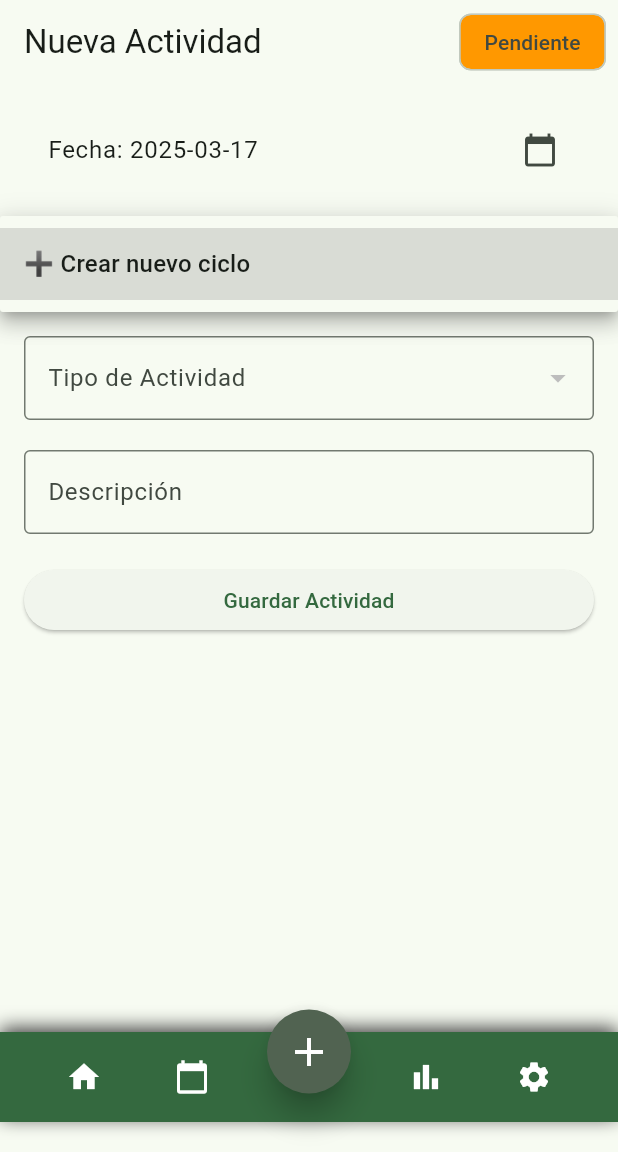
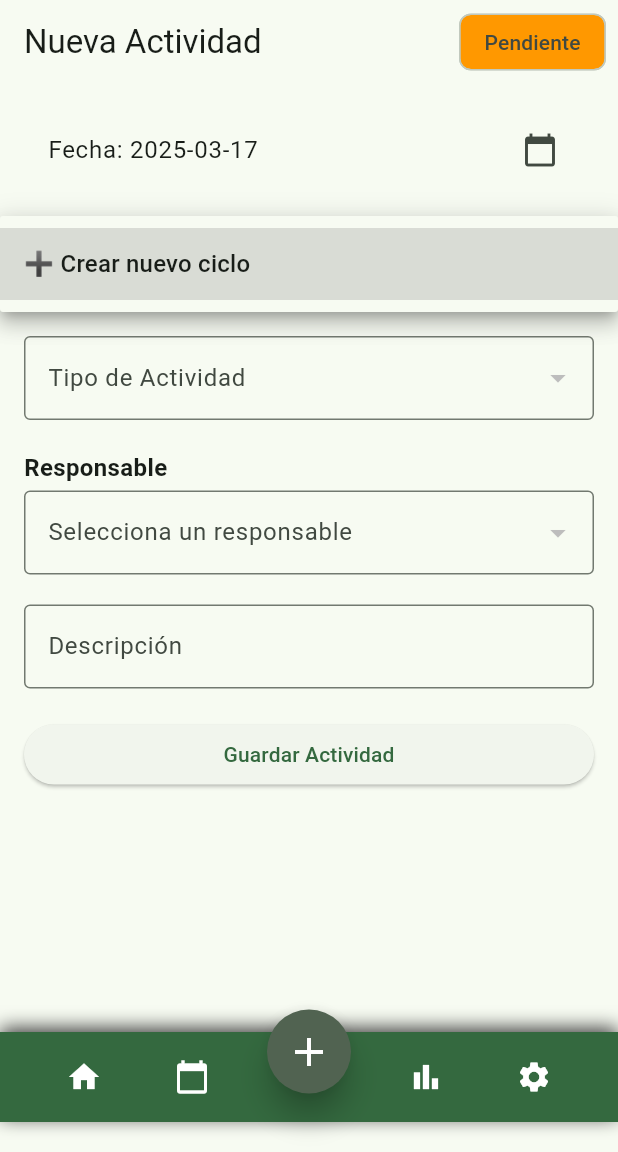
Before and after one commit to ElisaImura/SCDAA, a Flutter app: the AddActivityScreen screen opened by its route, after a tap on "Ciclo", on a phone screen of 412 x 824 dp, the part 84-1236 px from its top. Run offline on Flutter 3.47's test engine with Material 3 defaults, Android fonts, the light colour scheme and no system bars; our stand-ins replace fl_chart, flutter_typeahead, go_router, shared_preferences, table_calendar, weather_icons; accounts and stored records are empty; network calls fail.

Commit message:
Asignar usuario responsable y editar con arreglos

```diff
--- a/lib/providers/activity_provider.dart
+++ b/lib/providers/activity_provider.dart
@@ -1,3 +1,5 @@
+// ignore_for_file: avoid_print
+
 import 'package:flutter/foundation.dart';
 import 'package:mspaa/services/api_service.dart';
 
@@ -13,7 +15,9 @@ class ActivityProvider extends ChangeNotifier {
   List<Map<String, dynamic>> _actividadesRecientes = [];
   List<Map<String, dynamic>> _tareas = [];
   List<Map<String, dynamic>> _ciclosActivos = [];
+  List<Map<String, dynamic>> _usuarios = [];
 
+  bool _isLoadingUsuarios = false;
   bool isLoading = true;
   bool isLoadingVariedades = false;
 
@@ -29,6 +33,8 @@ class ActivityProvider extends ChangeNotifier {
   List<Map<String, dynamic>> get actividadesRecientes => _actividadesRecientes;
   List<Map<String, dynamic>> get tareas => _tareas;
   List<Map<String, dynamic>> get ciclosActivos => _ciclosActivos;
+  List<Map<String, dynamic>> get usuarios => _usuarios;
+  bool get isLoadingUsuarios => _isLoadingUsuarios;
 
   ActivityProvider() {
     _initData();
@@ -265,8 +271,6 @@ class ActivityProvider extends ChangeNotifier {
     try {
       final updatedActivity = await ApiService().fetchActivityById(actId);
 
-      print("Respuesta API en Provider: $updatedActivity"); // ✅ Verifica qué devuelve la API
-
       if (updatedActivity != null) {
         actividadActual = updatedActivity;
         notifyListeners(); // ✅ Notifica cambios
@@ -296,4 +300,20 @@ class ActivityProvider extends ChangeNotifier {
       return false;
     }
   }
+
+  // 🔹 Obtener usuarios desde la API
+  Future<void> fetchUsuarios() async {
+    _isLoadingUsuarios = true;
+    notifyListeners();
+
+    try {
+      _usuarios = await _apiService.fetchUsuarios();
+    } catch (e) {
+      print("Error al obtener usuarios: $e");
+    }
+
+    _isLoadingUsuarios = false;
+    notifyListeners();
+  }
+
 }
--- a/lib/screens/act_detail_screen.dart
+++ b/lib/screens/act_detail_screen.dart
@@ -1,3 +1,5 @@
+// ignore_for_file: avoid_print
+
 import 'package:flutter/material.dart';
 import 'package:mspaa/providers/activity_provider.dart';
 import 'package:mspaa/screens/forms/edit_activity_screen.dart';
@@ -56,7 +58,7 @@ class _ActivityDetailScreenState extends State<ActivityDetailScreen> {
             : "Finalizado";
     String descripcion = actividadActual['act_desc'] ?? "No hay detalles disponibles.";
     String ciclo = (actividadActual['ciclo'] != null && actividadActual['ciclo']['ci_id'] != null)
-        ? "Ciclo: ${actividadActual['ciclo']['ci_id']}"
+        ? "Ciclo: ${actividadActual['ciclo']['datos_ciclo']['ci_nombre']}"
         : "Sin ciclo";
     String lote = (actividadActual['ciclo'] != null && actividadActual['ciclo']['lote'] != null)
         ? actividadActual['ciclo']['lote']['lot_nombre']
--- a/lib/screens/forms/add_activity_screen.dart
+++ b/lib/screens/forms/add_activity_screen.dart
@@ -39,16 +39,14 @@ class _AddActivityScreenState extends State<AddActivityScreen> {
   @override
   void initState() {
     super.initState();
+
+    WidgetsBinding.instance.addPostFrameCallback((_) {
       final activityProvider = Provider.of<ActivityProvider>(context, listen: false);
       activityProvider.fetchCiclosActivos();
-    _getUserId();
-  }
+      activityProvider.fetchUsuarios();
+    });
 
-  Future<void> _getUserId() async {
-    final prefs = await SharedPreferences.getInstance();
-    setState(() {
-      _ussId = prefs.getInt("uss_id") ?? 1;
-    });
+    _ussId = null;
   }
 
   void _changeActivityState(String newState) {
@@ -114,6 +112,8 @@ class _AddActivityScreenState extends State<AddActivityScreen> {
                     _buildCicloDropdown(activityProvider),
                     const SizedBox(height: 20),
                     _buildTipoActividadDropdown(activityProvider),
+                    const SizedBox(height: 20),
+                    _buildResponsableDropdown(activityProvider),
                     const SizedBox(height: 20),
                     // Solo mostramos la sección de densidad si el tipo de actividad es "Siembra"
                     if (_selectedTipoActividad == "3") _buildDensidadField(),
@@ -243,32 +243,33 @@ class _AddActivityScreenState extends State<AddActivityScreen> {
             },
           ),
           const SizedBox(height: 15),
-          // Campo para agregar un insumo nuevo manualmente
           TextFormField(
             controller: _newInsumoController,
-            decoration: const InputDecoration(
+            decoration: InputDecoration(
               labelText: "Nuevo insumo",
               hintText: "Agregar nuevo insumo",
-              border: OutlineInputBorder(),
-            ),
-            onFieldSubmitted: (value) {
-              if (value.isNotEmpty) {
+              border: const OutlineInputBorder(),
+              suffixIcon: IconButton(
+                icon: const Icon(Icons.add, color: Colors.green),
+                onPressed: () {
+                  if (_newInsumoController.text.isNotEmpty) {
                     setState(() {
-                  var datos = {
-                    'ins_desc': value,
-                    'ins_id': -1, // Asignamos un valor único para indicar que es nuevo
+                      _selectedInsumos.add({
+                        'ins_desc': _newInsumoController.text,
+                        'ins_id': -1, // Identificador único para nuevos insumos
                         'inst_cant': 0.0,
                         'controller': TextEditingController(text: ''),
-                  };
-
-                  // Add the map directly to the list
-                  _selectedInsumos.add(datos);  // Adding the map to the list directly
-
+                      });
                       _newInsumoController.clear();
                     });
+                  } else {
+                    ScaffoldMessenger.of(context).showSnackBar(
+                      const SnackBar(content: Text("El nombre del insumo no puede estar vacío")),
+                    );
                   }
-
                 },
+              ),
+            ),
           ),
           const SizedBox(height: 15),
           if (_selectedInsumos.isNotEmpty)
@@ -289,8 +290,8 @@ class _AddActivityScreenState extends State<AddActivityScreen> {
                           width: 80,
                           child: TextFormField(
                             controller: cantidadController,
-                            keyboardType: TextInputType.numberWithOptions(decimal: true),
-                            decoration: InputDecoration(
+                            keyboardType: const TextInputType.numberWithOptions(decimal: true),
+                            decoration: const InputDecoration(
                               hintText: '0.0',
                               border: OutlineInputBorder(),
                             ),
@@ -304,7 +305,7 @@ class _AddActivityScreenState extends State<AddActivityScreen> {
                       ],
                     ),
                     trailing: IconButton(
-                      icon: const Icon(Icons.remove_circle_outline),
+                      icon: const Icon(Icons.remove_circle_outline, color: Colors.red),
                       onPressed: () {
                         setState(() {
                           _selectedInsumos.remove(insumo);
@@ -546,9 +547,41 @@ class _AddActivityScreenState extends State<AddActivityScreen> {
     );
   }
 
-
+  Widget _buildResponsableDropdown(ActivityProvider activityProvider) {
+    return Column(
+      crossAxisAlignment: CrossAxisAlignment.start,
+      children: [
+        const Text(
+          "Responsable",
+          style: TextStyle(fontSize: 16, fontWeight: FontWeight.bold),
+        ),
+        const SizedBox(height: 4),
+        activityProvider.isLoadingUsuarios
+            ? const Center(child: CircularProgressIndicator())
+            : DropdownButtonFormField<int>(
+                value: _ussId,  // Ahora _ussId es int o null
+                decoration: const InputDecoration(
+                  labelText: "Selecciona un responsable",
+                  border: OutlineInputBorder(),
+                ),
+                items: activityProvider.usuarios.map<DropdownMenuItem<int>>((usuario) {
+                  return DropdownMenuItem<int>(
+                    value: usuario["uss_id"] as int,
+                    child: Text(usuario["uss_nombre"] ?? "Sin nombre"),
+                  );
+                }).toList(),
+                onChanged: (value) {
+                  Future.microtask(() {
+                    setState(() {
+                      _ussId = value;
+                    });
+                  });
+                },
+              ),
+      ],
+    );
   }
-
+}
 
 Color _getStatusColor(String status) {
   switch (status) {
--- a/lib/services/api_service.dart
+++ b/lib/services/api_service.dart
@@ -1,3 +1,5 @@
+// ignore_for_file: avoid_print
+
 import 'package:flutter/foundation.dart';
 import 'package:http/http.dart' as http;
 import 'package:shared_preferences/shared_preferences.dart';
@@ -529,4 +531,33 @@ Future<int?> addVariedad(String nombre, String cultivoId) async {
       return false;
     }
   }
+
+  // 🔹 Obtener lista de usuarios
+  Future<List<Map<String, dynamic>>> fetchUsuarios() async {
+    final prefs = await SharedPreferences.getInstance();
+    final String? token = prefs.getString("auth_token");
+
+    if (token == null) {
+      throw Exception("Token no encontrado. Inicia sesión nuevamente.");
+    }
+
+    try {
+      final response = await http.get(
+        Uri.parse("$baseUrl/usuarios"),
+        headers: {
+          "Authorization": "Bearer $token",
+          "Content-Type": "application/json"
+        },
+      );
+
+      if (response.statusCode == 200) {
+        final List<dynamic> usuarios = json.decode(response.body);
+        return usuarios.cast<Map<String, dynamic>>();
+      } else {
+        throw Exception("Error al obtener usuarios: ${response.body}");
+      }
+    } catch (e) {
+      throw Exception("Error en la conexión: $e");
+    }
+  }
 }
```
Also changed, not shown: lib/screens/forms/edit_activity_screen.dart (+103 -58 lines). Lines whose indentation alone changed are shown as unchanged.
